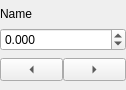
Old version of the form share/imblSlits/driver.ui in the repository AustralianSynchrotron/imblSlits.
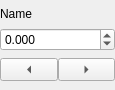
New version of the form. Custom widgets are drawn as their Qt base class.

Patch:
```diff
--- a/share/imblSlits/driver.ui
+++ b/share/imblSlits/driver.ui
@@ -6,7 +6,7 @@
    <rect>
     <x>0</x>
     <y>0</y>
-    <width>126</width>
+    <width>115</width>
     <height>90</height>
    </rect>
   </property>
```
